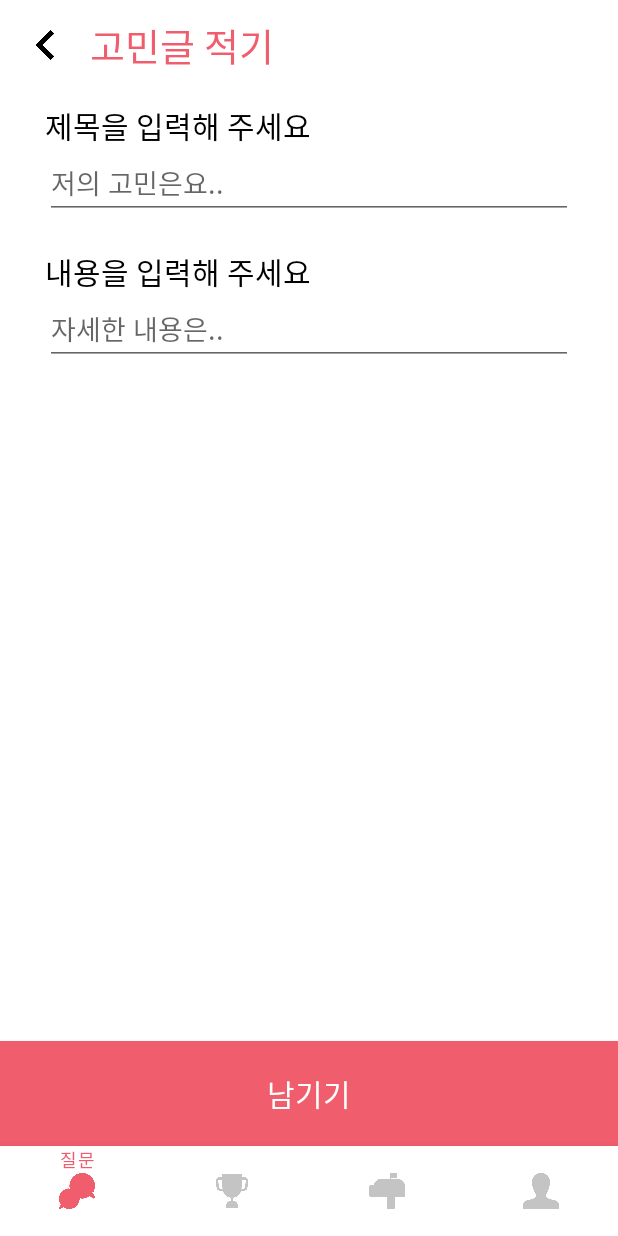
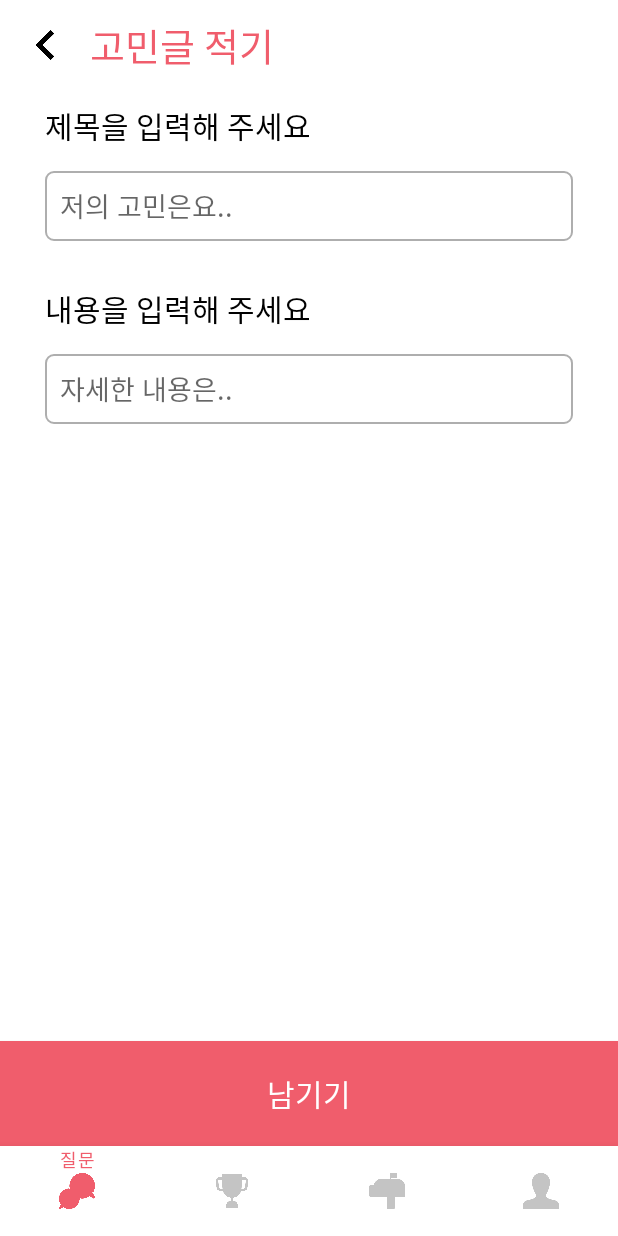
Before and after one commit to DJMW-KR/DJMW-Android, an Android app: the SetPostFragment screen opened through its navigation route, on a phone screen of 412 x 824 dp. Run offline under Robolectric (Android 15) with nearby library versions, the phone set to English and light mode, and no system bars; our stand-ins replace Dagger/Hilt's generated code, Firebase (no records; nobody signed in at launch, a user with empty details on screens opened directly), data binding, navigation-ui; 4 statements that could not run were skipped.

Commit message:
add : SetPost (fireStore)

```diff
--- a/app/src/main/java/com/pss/djmw_android/view/main/post/SetPostFragment.kt
+++ b/app/src/main/java/com/pss/djmw_android/view/main/post/SetPostFragment.kt
@@ -12,12 +12,18 @@ import androidx.fragment.app.activityViewModels
 import androidx.navigation.fragment.findNavController
 import com.pss.djmw_android.R
 import com.pss.djmw_android.base.BaseFragment
+import com.pss.djmw_android.data.model.Post
 import com.pss.djmw_android.databinding.FragmentSetPostBinding
 import com.pss.djmw_android.viewmodel.MainViewModel
+import com.pss.djmw_android.viewmodel.PostViewModel
+import com.pss.djmw_android.widget.extension.setVisibility
+import java.text.SimpleDateFormat
+import java.util.*
 
 
 class SetPostFragment : BaseFragment<FragmentSetPostBinding>(R.layout.fragment_set_post) {
     private val mainViewModel by activityViewModels<MainViewModel>()
+    private val postViewModel by activityViewModels<PostViewModel>()
     private lateinit var callback: OnBackPressedCallback
 
 
@@ -35,11 +41,36 @@ class SetPostFragment : BaseFragment<FragmentSetPostBinding>(R.layout.fragment_s
 
     override fun init() {
         binding.fragment = this
+        observeViewModel()
+    }
 
+    private fun observeViewModel(){
+        postViewModel.eventError.observe(this,{
+            binding.uploadBtn.isEnabled = true
+            binding.loadingBar.setVisibility(false)
+            when(it){
+                1 -> shortShowToast("고민글 업로드에 실패했습니다")
+            }
+        })
+
+        postViewModel.eventSetPostSuccess.observe(this,{
+            mainViewModel.setActionView(true)
+            binding.uploadBtn.isEnabled = true
+            binding.loadingBar.setVisibility(false)
+            this.findNavController().popBackStack()
+        })
     }
 
     fun clickBackBtn(view: View){
         mainViewModel.setActionView(true)
         this.findNavController().popBackStack()
     }
+
+    fun clickUploadBtn(view: View){
+        binding.uploadBtn.isEnabled = false
+        binding.loadingBar.setVisibility(true)
+        postViewModel.setPost(Post(binding.title.text.toString(), binding.content.text.toString(), nowTime()))
+    }
+
+    private fun nowTime(): String = SimpleDateFormat("yyyy.MM.dd HH시 mm분", Locale("ko", "KR")).format(Date(System.currentTimeMillis()))
 }
--- a/app/src/main/java/com/pss/djmw_android/viewmodel/PostViewModel.kt
+++ b/app/src/main/java/com/pss/djmw_android/viewmodel/PostViewModel.kt
@@ -16,6 +16,10 @@ class PostViewModel @Inject constructor(
     val eventGetPostSuccess: LiveData<Any> get() = _eventGetPostSuccess
     private val _eventGetPostSuccess = SingleLiveEvent<Any>()
 
+    val eventSetPostSuccess: LiveData<Any> get() = _eventSetPostSuccess
+    private val _eventSetPostSuccess = SingleLiveEvent<Any>()
+
+    //0 = getPostError, 1 = SetPostError
     val eventError: LiveData<Int> get() = _eventError
     private val _eventError = SingleLiveEvent<Int>()
 
@@ -38,4 +42,10 @@ class PostViewModel @Inject constructor(
         }
 
     fun setPost(post : Post) = postRepository.setPost(post)
+        .addOnSuccessListener {
+            _eventSetPostSuccess.call()
+        }
+        .addOnFailureListener {
+            _eventError.postValue(1)
+        }
 }
--- /dev/null
+++ b/app/src/main/res/drawable/edit_text_frame.xml
@@ -0,0 +1,6 @@
+<?xml version="1.0" encoding="utf-8"?>
+<shape xmlns:android="http://schemas.android.com/apk/res/android">
+    <corners android:radius="5dp" />
+    <solid android:color="@color/white"/>
+    <stroke android:color="@color/gray" android:width="1dp"/>
+</shape>
--- a/app/src/main/res/layout/fragment_set_post.xml
+++ b/app/src/main/res/layout/fragment_set_post.xml
@@ -4,6 +4,7 @@
     xmlns:tools="http://schemas.android.com/tools">
 
     <data>
+
         <variable
             name="fragment"
             type="com.pss.djmw_android.view.main.post.SetPostFragment" />
@@ -16,11 +17,11 @@
 
         <ImageView
             android:id="@+id/imageView"
-            android:padding="10dp"
             android:layout_width="@dimen/back_btn_size"
             android:layout_height="@dimen/back_btn_size"
             android:layout_margin="10dp"
             android:onClick="@{fragment::clickBackBtn}"
+            android:padding="10dp"
             android:src="@drawable/back"
             app:layout_constraintStart_toStartOf="parent"
             app:layout_constraintTop_toTopOf="parent" />
@@ -39,17 +40,23 @@
             app:layout_constraintStart_toEndOf="@+id/imageView"
             app:layout_constraintTop_toTopOf="@+id/imageView" />
 
+        <androidx.core.widget.NestedScrollView
+            android:layout_width="match_parent"
+            android:layout_height="0dp"
+            android:layout_marginStart="30dp"
+            android:layout_marginEnd="30dp"
+            app:layout_constraintBottom_toTopOf="@+id/upload_btn"
+            app:layout_constraintEnd_toEndOf="parent"
+            app:layout_constraintStart_toStartOf="parent"
+            app:layout_constraintTop_toBottomOf="@+id/textView5">
+
+
             <LinearLayout
                 android:id="@+id/linearLayout"
                 android:layout_width="match_parent"
                 android:layout_height="0dp"
-            android:layout_marginStart="30dp"
-            android:layout_marginEnd="30dp"
                 android:orientation="vertical"
-            app:layout_constraintBottom_toTopOf="@+id/appCompatButton"
-            app:layout_constraintEnd_toEndOf="parent"
-            app:layout_constraintStart_toStartOf="parent"
-            app:layout_constraintTop_toBottomOf="@+id/textView5">
+                >
 
                 <TextView
                     android:layout_width="match_parent"
@@ -62,16 +69,22 @@
                     android:textSize="20sp" />
 
                 <EditText
+                    android:id="@+id/title"
                     android:layout_width="match_parent"
                     android:layout_height="wrap_content"
+                    android:layout_marginTop="15dp"
+                    android:background="@drawable/edit_text_frame"
                     android:fontFamily="@font/noto_sans_kr_medium"
                     android:hint="저의 고민은요.."
-                android:includeFontPadding="false" />
+                    android:includeFontPadding="false"
+                    android:maxLength="19"
+                    android:maxLines="1"
+                    android:padding="10dp" />
 
                 <TextView
                     android:layout_width="match_parent"
                     android:layout_height="wrap_content"
-                android:layout_marginTop="20dp"
+                    android:layout_marginTop="30dp"
                     android:fontFamily="@font/noto_sans_kr_bold"
                     android:includeFontPadding="false"
                     android:text="내용을 입력해 주세요"
@@ -79,28 +92,52 @@
                     android:textSize="20sp" />
 
                 <EditText
+                    android:id="@+id/content"
                     android:layout_width="match_parent"
                     android:layout_height="wrap_content"
+                    android:layout_marginTop="15dp"
+                    android:background="@drawable/edit_text_frame"
                     android:fontFamily="@font/noto_sans_kr_medium"
                     android:hint="자세한 내용은.."
-                android:includeFontPadding="false" />
+                    android:includeFontPadding="false"
+                    android:maxLength="200"
+                    android:padding="10dp" />
             </LinearLayout>
 
+
+        </androidx.core.widget.NestedScrollView>
+
+
+
         <androidx.appcompat.widget.AppCompatButton
-            android:id="@+id/appCompatButton"
+            android:id="@+id/upload_btn"
             android:layout_width="match_parent"
             android:layout_height="wrap_content"
             android:background="@color/main_color"
             android:fontFamily="@font/noto_sans_kr_medium"
             android:includeFontPadding="false"
+            android:onClick="@{fragment::clickUploadBtn}"
+            android:padding="20dp"
             android:text="남기기"
-            android:padding="20dp"
             android:textColor="@color/white"
             android:textSize="20sp"
             app:layout_constraintBottom_toBottomOf="parent"
             app:layout_constraintEnd_toEndOf="parent"
             app:layout_constraintStart_toStartOf="parent" />
 
+        <com.airbnb.lottie.LottieAnimationView
+            android:id="@+id/loading_bar"
+            android:layout_width="280dp"
+            android:layout_height="280dp"
+            android:layout_gravity="center_horizontal"
+            app:layout_constraintBottom_toBottomOf="parent"
+            app:layout_constraintEnd_toEndOf="parent"
+            android:visibility="gone"
+            app:layout_constraintStart_toStartOf="parent"
+            app:layout_constraintTop_toTopOf="parent"
+            app:lottie_autoPlay="true"
+            app:lottie_loop="true"
+            app:lottie_rawRes="@raw/loading" />
 
     </androidx.constraintlayout.widget.ConstraintLayout>
 </layout>
```
Lines whose indentation alone changed are shown as unchanged.
